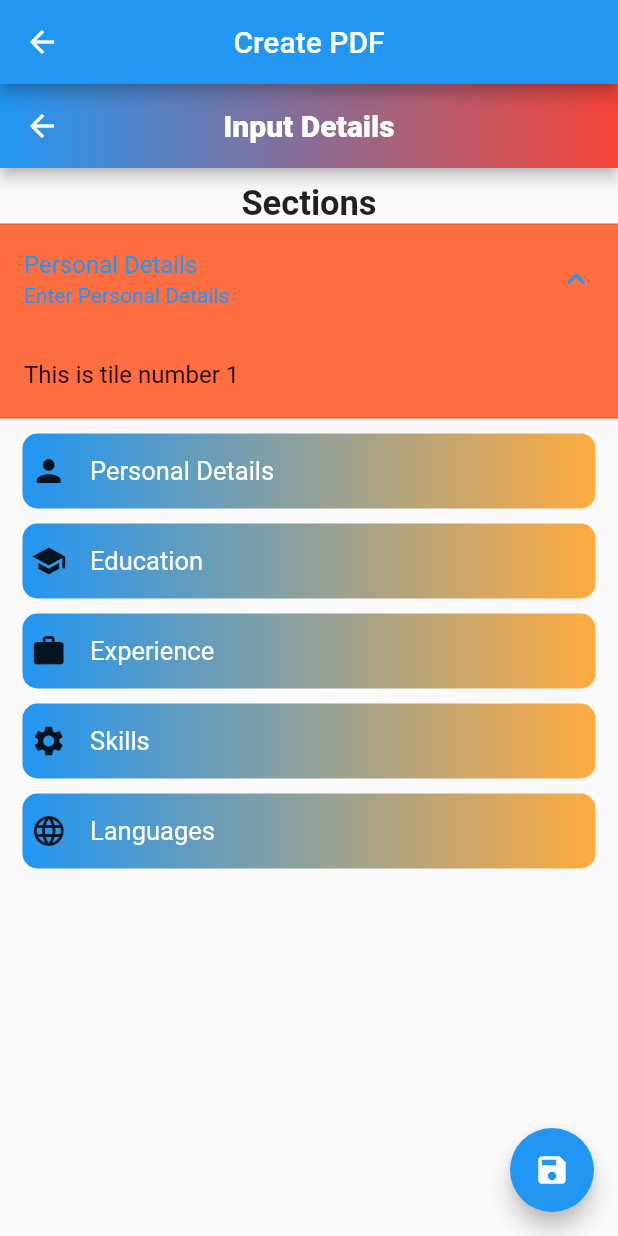
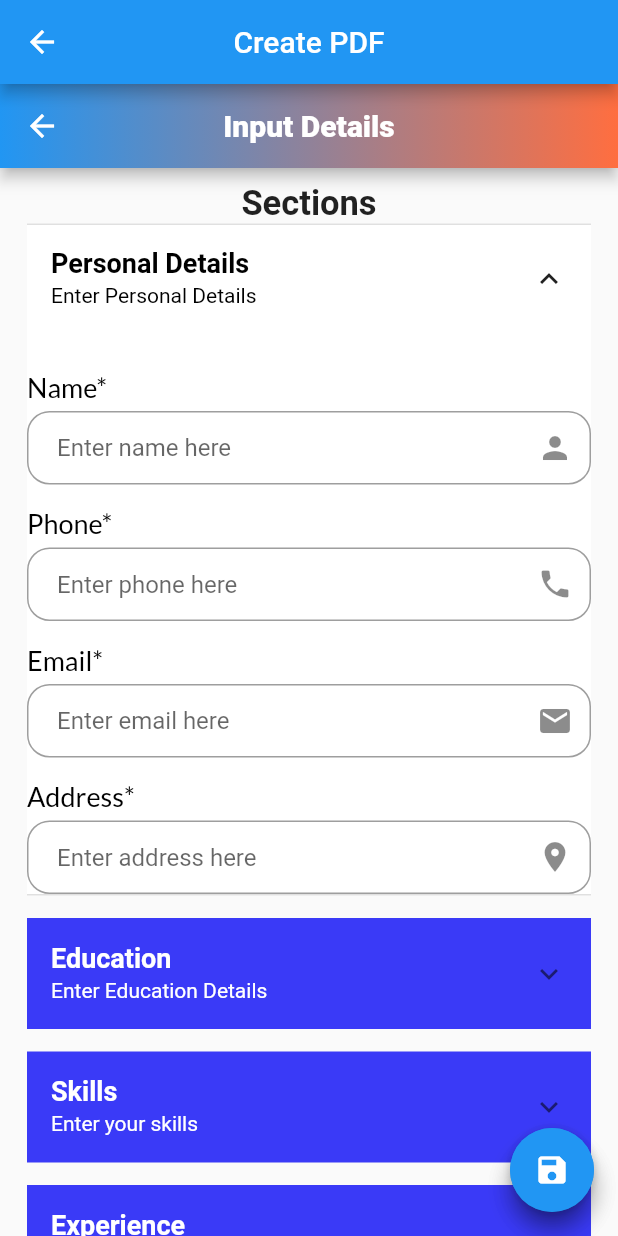
Before and after one commit to Prajwal-2002/resume_builder, a Flutter app: the CreatePdf screen opened directly, after a tap on "Personal Details", on a phone screen of 412 x 824 dp. Run offline on Flutter 3.47's test engine with Material 2 defaults, Android fonts, the phone set to English and light mode, and no system bars; our stand-ins replace google_fonts, image_picker, pdf, printing; missing offline and left inert: open_file_safe.

Commit message:
input_details

```diff
--- a/lib/main.dart
+++ b/lib/main.dart
@@ -1,5 +1,5 @@
 import 'package:flutter/material.dart';
-import 'package:simple_pdf/ui/create_pdf.dart';
+import 'package:simple_pdf/ui/screens/input_details.dart';
 
 void main() {
   runApp(const MyApp());
@@ -43,7 +43,7 @@ class _MyHomePageState extends State<MyHomePage> {
         onPressed: (() {
           Navigator.push(
             context,
-            MaterialPageRoute(builder: (context) => const CreatePdf()),
+            MaterialPageRoute(builder: (context) => InputDetails()),
           );
         }),
         child: const Icon(Icons.add),
--- a/lib/model/pdf_data.dart
+++ b/lib/model/pdf_data.dart
@@ -1,21 +1,29 @@
 class PdfData {
   final String name;
-  final String url;
   final String college;
   final String email;
   final String phone;
   final String address;
+  final List<Education> education;
+
+  PdfData(
+      {required this.name,
+      required this.college,
+      required this.email,
+      required this.phone,
+      required this.address,
+      required this.education});
+}
+
+class Education {
+  final String course;
+  final String school;
   final String cgpa;
-  final String dob;
+  final int year;
 
-  PdfData({
-    required this.name,
-    required this.url,
-    required this.college,
-    required this.email,
-    required this.phone,
-    required this.address,
-    required this.cgpa,
-    required this.dob,
-  });
+  Education(
+      {required this.course,
+      required this.school,
+      required this.cgpa,
+      required this.year});
 }
--- a/lib/ui/create_pdf.dart
+++ b/lib/ui/create_pdf.dart
@@ -15,13 +15,11 @@ class CreatePdf extends StatefulWidget {
 
 class _CreatePdfState extends State<CreatePdf> {
   final _nameController = TextEditingController();
-  final _urlController = TextEditingController();
   final _collegeController = TextEditingController();
   final _emailController = TextEditingController();
   final _phoneController = TextEditingController();
   final _adressController = TextEditingController();
-  final _cgpaController = TextEditingController();
-  final _dobController = TextEditingController();
+  final List<Education> education = [];
   @override
   Widget build(BuildContext context) {
     return Scaffold(
@@ -103,14 +101,13 @@ class _CreatePdfState extends State<CreatePdf> {
   saveToPdf() async {
     SavePdf.savePdf(
         PdfData(
-            name: _nameController.text,
-            url: _urlController.text,
-            college: _collegeController.text,
-            email: _emailController.text,
-            phone: _phoneController.text,
-            address: _adressController.text,
-            cgpa: _cgpaController.text,
-            dob: _dobController.text),
+          name: _nameController.text,
+          college: _collegeController.text,
+          email: _emailController.text,
+          phone: _phoneController.text,
+          address: _adressController.text,
+          education: education,
+        ),
         context);
   }
 }
--- a/lib/ui/pdf_viewer_page.dart
+++ b/lib/ui/pdf_viewer_page.dart
@@ -1,5 +1,4 @@
 import 'package:flutter/material.dart';
-import 'package:flutter_full_pdf_viewer/full_pdf_viewer_scaffold.dart';
 import 'package:open_file_safe/open_file_safe.dart';
 
 class PdfViewerPage {
--- a/lib/ui/screens/input_details.dart
+++ b/lib/ui/screens/input_details.dart
@@ -1,7 +1,9 @@
 import 'dart:io';
 import 'package:flutter/material.dart';
 import 'package:image_picker/image_picker.dart';
+import 'package:simple_pdf/model/pdf_data.dart';
 import 'package:simple_pdf/ui/save_pdf.dart';
+import '../../input_field.dart';
 
 class InputDetails extends StatefulWidget {
   InputDetails({super.key});
@@ -11,8 +13,51 @@ class InputDetails extends StatefulWidget {
 }
 
 class _InputDetailsState extends State<InputDetails> {
+  final _nameController = TextEditingController();
+  final _phoneController = TextEditingController();
+  final _adressController = TextEditingController();
+  final _emailController = TextEditingController();
+  final _cgpaController = TextEditingController();
+  final _schoolController = TextEditingController();
+  final _courseController = TextEditingController();
+  final _yearController = TextEditingController();
+  final _yearActiveController = TextEditingController();
+  final _positionController = TextEditingController();
+  final _companyController = TextEditingController();
+  final _descriptionController = TextEditingController();
+  final List<Education> education = [];
   @override
   Widget build(BuildContext context) {
+    List<Widget> personalDetails = [
+      input_fields(_nameController, "Name*", "Enter name here",
+          TextInputAction.next, Icons.person),
+      input_fields(_phoneController, "Phone*", "Enter phone here",
+          TextInputAction.next, Icons.phone),
+      input_fields(_emailController, "Email*", "Enter email here",
+          TextInputAction.next, Icons.email),
+      input_fields(_adressController, "Address*", "Enter address here",
+          TextInputAction.next, Icons.location_on),
+    ];
+    List<Widget> educationDetails = [
+      input_fields(_courseController, "Course*", "Enter course here",
+          TextInputAction.next, Icons.book),
+      input_fields(_schoolController, "School*", "Enter school here",
+          TextInputAction.next, Icons.school),
+      input_fields(_cgpaController, "Grade/Score*", "Enter CGPA here",
+          TextInputAction.next, Icons.grade),
+      input_fields(_yearController, "Year*", "Enter year here",
+          TextInputAction.next, Icons.calendar_month),
+    ];
+    List<Widget> experienceDetails = [
+      input_fields(_yearActiveController, "Year Active",
+          "Enter year active here", TextInputAction.next, Icons.calendar_month),
+      input_fields(_positionController, "Position", "Enter position here",
+          TextInputAction.next, Icons.work),
+      input_fields(_companyController, "Company", "Enter company here",
+          TextInputAction.next, Icons.business),
+      input_fields(_descriptionController, "Description",
+          "Enter description here", TextInputAction.next, Icons.description),
+    ];
     return Scaffold(
       appBar: AppBar(
         title: const Text(
@@ -28,7 +73,7 @@ class _InputDetailsState extends State<InputDetails> {
               gradient: LinearGradient(
                   begin: Alignment.topLeft,
                   end: Alignment.topRight,
-                  colors: [Colors.blue, Colors.red])),
+                  colors: [Colors.blue, Colors.deepOrangeAccent])),
         ),
       ),
       /*floatingActionButton: FloatingActionButton(
@@ -37,32 +82,78 @@ class _InputDetailsState extends State<InputDetails> {
         },
         child: const Icon(Icons.add),
       ),*/
+      floatingActionButton: FloatingActionButton(
+        onPressed: (() {
+          saveToPdf();
+        }),
+        child: const Icon(Icons.save),
+      ),
       body: SingleChildScrollView(
+          child: Container(
+        margin: EdgeInsets.only(left: 18, right: 18),
         child: Column(children: [
           Container(
             margin: EdgeInsets.only(
               top: 10,
-            left: 15,
-            right: 15,
             ),
             child: Text(
               "Sections",
               style: TextStyle(fontSize: 23, fontWeight: FontWeight.bold),
             ),
           ),
+          _expansionTiles(
+              "Personal Details", "Enter Personal Details", personalDetails),
+          SizedBox(
+            height: 15,
+          ),
+          _expansionTiles(
+              "Education", "Enter Education Details", educationDetails),
+          SizedBox(
+            height: 15,
+          ),
           ExpansionTile(
-          title: Text("Personal Details"),
-          subtitle: Text("Enter Personal Details"),
-          children: [ListTile(title: Text('This is tile number 1'))],
-          backgroundColor: Colors.deepOrangeAccent,
-          collapsedBackgroundColor: Colors.yellowAccent,
+            title: Text(
+              "Skills",
+              style: TextStyle(fontSize: 18, fontWeight: FontWeight.bold),
             ),
-        fields("Personal Details", Icon(Icons.person)),
-        fields("Education", Icon(Icons.school)),
-        fields("Experience", Icon(Icons.work)),
-        fields("Skills", Icon(Icons.settings)),
-        fields("Languages", Icon(Icons.language)),
-      ])),
+            initiallyExpanded: false,
+            collapsedTextColor: Colors.white,
+            textColor: Colors.black,
+            childrenPadding: EdgeInsets.only(
+              top: 10,
+            ),
+            expandedAlignment: Alignment.center,
+            iconColor: Colors.black87,
+            subtitle: Text("Enter your skills"),
+            children: [
+              OutlinedButton(
+                  onPressed: () {},
+                  style: ButtonStyle(
+                      backgroundColor:
+                          MaterialStateProperty.all(Colors.indigoAccent),
+                      shape: MaterialStateProperty.all(RoundedRectangleBorder(
+                          borderRadius: BorderRadius.circular(15.0)))),
+                  child: Text(
+                    "Add Skills +",
+                    style: TextStyle(
+                        fontWeight: FontWeight.bold,
+                        color: Colors.white,
+                        fontSize: 15),
+                  )),
+            ],
+            backgroundColor: Colors.white,
+            collapsedBackgroundColor: Color.fromARGB(255, 58, 58, 247),
+          ),
+          SizedBox(
+            height: 15,
+          ),
+          _expansionTiles(
+              "Experience", "Enter Experience Details", experienceDetails),
+          SizedBox(
+            height: 30,
+          ),
+        ]),
+      )),
     );
   }
 
@@ -74,51 +165,42 @@ class _InputDetailsState extends State<InputDetails> {
     }
   }
 
-  fields(String field, Icon icon) {
-    return Container(
-      margin: EdgeInsets.only(
+  saveToPdf() async {
+    SavePdf.savePdf(
+        PdfData(
+          name: _nameController.text,
+          college: _schoolController.text,
+          email: _emailController.text,
+          phone: _phoneController.text,
+          address: _adressController.text,
+          education: education,
+        ),
+        context);
+  }
+
+  _expansionTiles(String text, String subtitle, List<Widget> children) {
+    return ExpansionTile(
+      title: Text(
+        text,
+        style: TextStyle(fontSize: 18, fontWeight: FontWeight.bold),
+      ),
+      initiallyExpanded: false,
+      collapsedTextColor: Colors.white,
+      textColor: Colors.black,
+      childrenPadding: EdgeInsets.only(
         top: 10,
-        left: 15,
-        right: 15,
       ),
-      height: 50,
-      decoration: BoxDecoration(
-          shape: BoxShape.rectangle,
-          borderRadius: BorderRadius.circular(10),
-          gradient: LinearGradient(
-              begin: Alignment.topLeft,
-              end: Alignment.topRight,
-              colors: [Colors.blue, Colors.orangeAccent])),
-      child: Row(
-        crossAxisAlignment: CrossAxisAlignment.center,
-        mainAxisAlignment: MainAxisAlignment.start,
-        children: [
-          Container(
-            alignment: Alignment.center,
-            height: 25,
-            width: 25,
-            margin: EdgeInsets.only(
-              left: 5,
-            ),
-            decoration: BoxDecoration(
-              shape: BoxShape.circle,
-            ),
-            child: icon,
-          ),
-          Container(
-            alignment: Alignment.centerLeft,
-            height: 50,
-            width: 150,
-            margin: EdgeInsets.only(
-              left: 15,
-            ),
-            child: Text(
-              field,
-              style: TextStyle(fontSize: 17, color: Colors.white),
-            ),
-          ),
-        ],
-      ),
+      expandedAlignment: Alignment.center,
+      iconColor: Colors.black87,
+      subtitle: Text(subtitle),
+      children: children,
+      backgroundColor: Colors.white,
+      collapsedBackgroundColor: Color.fromARGB(255, 58, 58, 247),
     );
   }
+
+  input_fields(TextEditingController ctr, String title, String hint,
+      TextInputAction tia, IconData icon) {
+    return MyInputField(title: title, hint: hint, tia: tia, icon: Icon(icon));
   }
+}
--- a/pubspec.yaml
+++ b/pubspec.yaml
@@ -38,7 +38,6 @@ dependencies:
   cupertino_icons: ^1.0.2
   pdf:
   google_fonts:
-  flutter_full_pdf_viewer:
   path_provider:
   flutter_svg:
   printing:
```
Also changed, not shown: pubspec.lock. Lines whose indentation alone changed are shown as unchanged.
